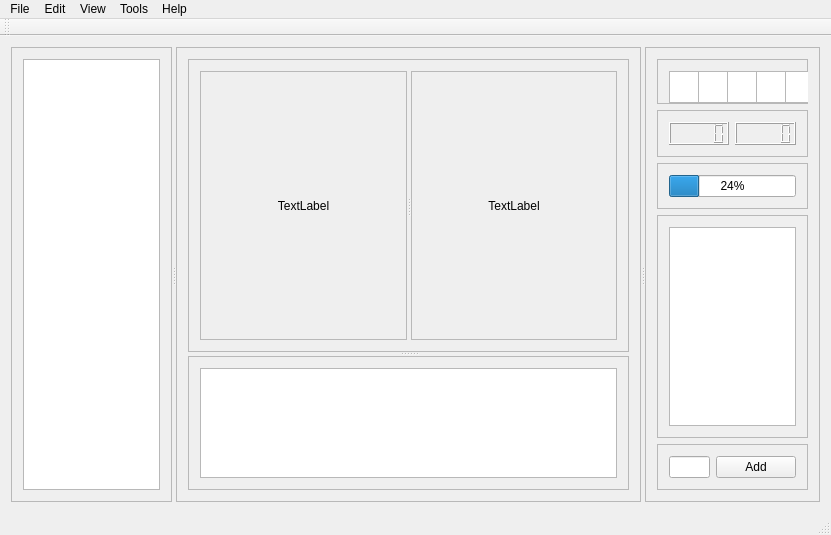
First picture: the form in mviewer.ui, repository matrixsmaster/MILLA, before the edit.
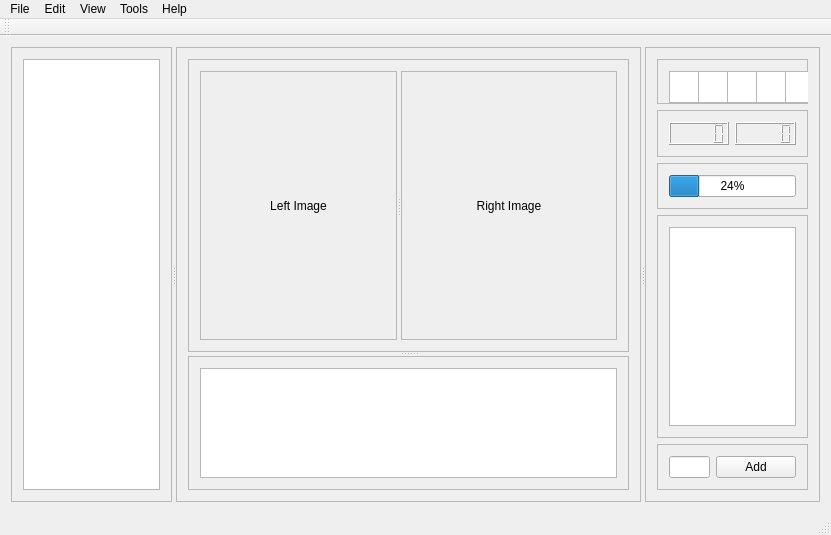
Second picture: the form after the edit.

Commit message: Fit to view working for both images.

Diff of the .ui file:
```diff
--- a/mviewer.ui
+++ b/mviewer.ui
@@ -135,7 +135,7 @@
                  <item>
                   <widget class="QLabel" name="label">
                    <property name="text">
-                    <string>TextLabel</string>
+                    <string>Left Image</string>
                    </property>
                    <property name="alignment">
                     <set>Qt::AlignCenter</set>
@@ -162,7 +162,7 @@
                  <item>
                   <widget class="QLabel" name="label_2">
                    <property name="text">
-                    <string>TextLabel</string>
+                    <string>Right Image</string>
                    </property>
                    <property name="alignment">
                     <set>Qt::AlignCenter</set>
```
Left out of the diff: 11 changed lines with no effect on the pictures. The commit also changes 2 other files.
